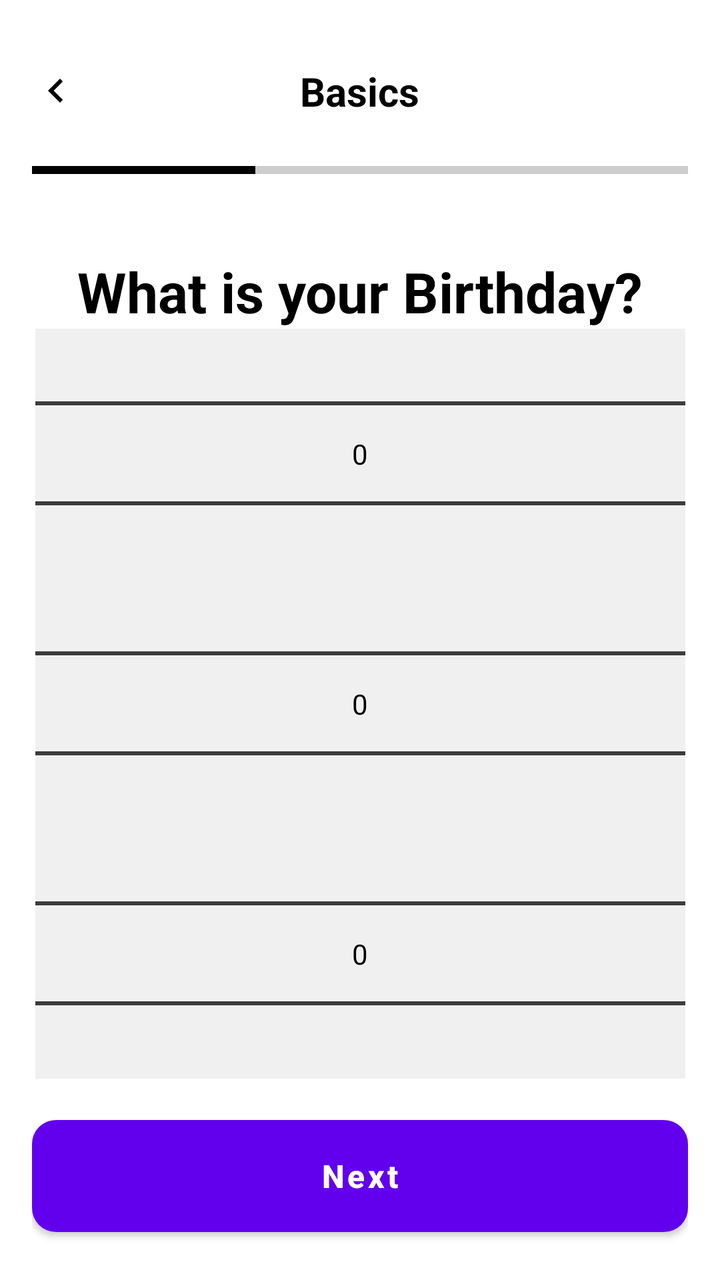
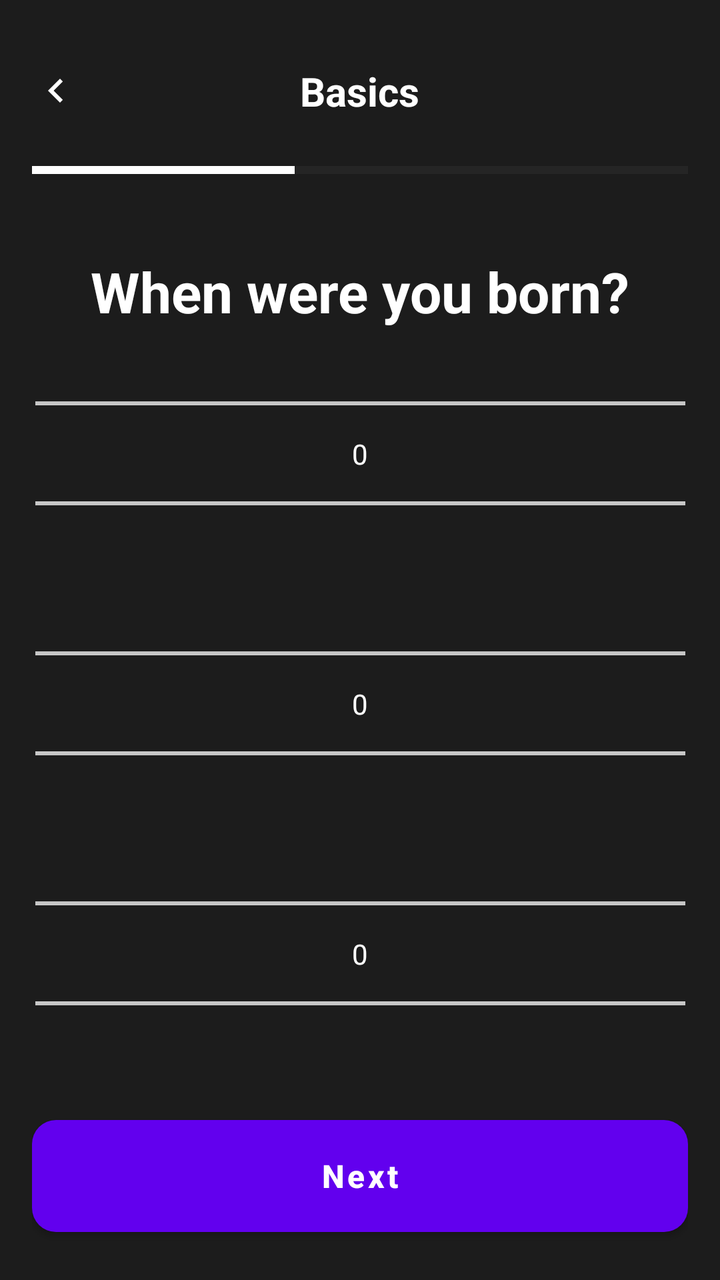

The first picture is an Android layout as it rendered before a commit; the second is the same layout after the commit. The layout source and the unified diff follow.
<!-- AndroidManifest.xml: application theme Theme.fitbite -->
<!-- res/layout/activity_basics_birthday.xml -->
<?xml version="1.0" encoding="utf-8"?>
<androidx.constraintlayout.widget.ConstraintLayout
    xmlns:app="http://schemas.android.com/apk/res-auto"
    xmlns:android="http://schemas.android.com/apk/res/android"
    android:layout_width="match_parent"
    android:layout_height="match_parent"
    android:orientation="vertical"
    android:background="@color/backgroundPrimary"
    android:padding="16dp">

    <RelativeLayout
        android:id="@+id/headerLayout"
        android:layout_width="match_parent"
        android:layout_height="wrap_content"
        android:paddingVertical="16dp"
        app:layout_constraintTop_toTopOf="parent"
        app:layout_constraintStart_toStartOf="parent"
        app:layout_constraintEnd_toEndOf="parent">

        <ImageView
            android:id="@+id/btnBack"
            android:layout_width="24dp"
            android:layout_height="24dp"
            android:layout_alignParentStart="true"
            android:layout_centerVertical="true"
            android:src="@drawable/ic_back_arrow"
	    app:tint="@color/textPrimary"
            android:contentDescription="Back" />

        <TextView
            android:layout_width="wrap_content"
            android:layout_height="wrap_content"
            android:layout_centerInParent="true"
            android:text="Basics"
            android:textColor="@color/textPrimary"
            android:textSize="20sp"
            android:textStyle="bold" />
    </RelativeLayout>

    <ProgressBar
        android:id="@+id/progressBar"
        style="?android:attr/progressBarStyleHorizontal"
        android:layout_width="match_parent"
        android:layout_height="4dp"
        android:layout_marginTop="8dp"
        android:progress="34"
        android:progressTint="@color/textPrimary"
        android:progressBackgroundTint="#404040"
        app:layout_constraintTop_toBottomOf="@id/headerLayout"
        app:layout_constraintStart_toStartOf="parent"
        app:layout_constraintEnd_toEndOf="parent" />

    <TextView
        android:id="@+id/questionText"
        android:layout_width="wrap_content"
        android:layout_height="wrap_content"
        android:layout_marginTop="40dp"
        android:text="What is your Birthday?"
        android:textColor="@color/textPrimary"
        android:textSize="28sp"
        android:textStyle="bold"
        app:layout_constraintTop_toBottomOf="@id/progressBar"
        app:layout_constraintStart_toStartOf="parent"
        app:layout_constraintEnd_toEndOf="parent" />

    <NumberPicker
        android:id="@+id/monthPicker"
        android:layout_width="325dp"
        android:layout_height="125dp"
        android:textColor="@color/textSecondary"
        android:theme="@style/NumberPickerTheme"
        app:layout_constraintEnd_toEndOf="parent"
        app:layout_constraintStart_toStartOf="parent"
        app:layout_constraintTop_toBottomOf="@id/questionText" />

    <NumberPicker
        android:id="@+id/dayPicker"
        android:layout_width="325dp"
        android:layout_height="125dp"
        android:textColor="@color/textPrimary"
        android:theme="@style/NumberPickerTheme"
        app:layout_constraintEnd_toEndOf="parent"
        app:layout_constraintStart_toStartOf="parent"
        app:layout_constraintTop_toBottomOf="@id/monthPicker" />

    <NumberPicker
        android:id="@+id/yearPicker"
        android:layout_width="325dp"
        android:layout_height="125dp"
        android:textColor="@color/textPrimary"
        android:theme="@style/NumberPickerTheme"
        app:layout_constraintEnd_toEndOf="parent"
        app:layout_constraintStart_toStartOf="parent"
        app:layout_constraintTop_toBottomOf="@id/dayPicker" />

    <Button
        android:id="@+id/btnNext"
        android:layout_width="match_parent"
        android:layout_height="56dp"
        android:layout_marginBottom="8dp"
        android:background="@drawable/button_enabled_background"
        android:text="Next"
        android:textAllCaps="false"
        android:textColor="#FFFFFF"
        android:textSize="16sp"
        android:textStyle="bold"
        app:layout_constraintBottom_toBottomOf="parent"
        app:layout_constraintEnd_toEndOf="parent"
        app:layout_constraintHorizontal_bias="0.0"
        app:layout_constraintStart_toStartOf="parent" />

</androidx.constraintlayout.widget.ConstraintLayout>
<!-- resources referenced by this layout -->
<resources>
  <color name="backgroundPrimary">#FFFFFF</color>
  <color name="textPrimary">#000000</color>
  <color name="textSecondary">#666666</color>
  <!-- drawable button_enabled_background (drawable) -->
  <shape xmlns:android="http://schemas.android.com/apk/res/android"
      android:shape="rectangle">
      <solid android:color="#FFFFFF" />
      <corners android:radius="12dp" />
  </shape>
  <!-- drawable ic_back_arrow (drawable) -->
  <vector xmlns:android="http://schemas.android.com/apk/res/android"
      android:width="24dp"
      android:height="24dp"
      android:viewportWidth="24"
      android:viewportHeight="24">
      <path
          android:fillColor="#FFFFFF"
          android:pathData="M15.41,7.41L14,6l-6,6 6,6 1.41,-1.41L10.83,12z"/>
  </vector>
  <style name="NumberPickerTheme" parent="android:Widget">
  	<item name="android:textColorPrimary">@color/textPrimary</item>
      	<item name="android:textColorSecondary">@color/textSecondary</item>
      	<item name="colorControlNormal">@color/textPrimary</item>
      	<item name="android:background">@color/backgroundSecondary</item>
      </style>
  <style name="Theme.fitbite" parent="Theme.MaterialComponents.DayNight.NoActionBar">
          
          <item name="colorPrimary">@color/purple_500</item>
          <item name="colorPrimaryVariant">@color/purple_700</item>
          <item name="colorOnPrimary">@color/white</item>
          
          <item name="colorSecondary">@color/teal_200</item>
          <item name="colorSecondaryVariant">@color/teal_700</item>
          <item name="colorOnSecondary">@color/black</item>
          
          <item name="android:statusBarColor">?attr/colorPrimaryVariant</item>
          
      </style>
  <color name="backgroundSecondary">#F0F0F0</color>
  <color name="purple_500">#FF6200EE</color>
  <color name="purple_700">#FF3700B3</color>
  <color name="white">#FFFFFFFF</color>
  <color name="teal_200">#FF03DAC5</color>
  <color name="teal_700">#FF018786</color>
  <color name="black">#FF000000</color>
</resources>

<!-- the commit's change to res/layout/activity_basics_birthday.xml (unified diff, before → after) -->
@@ -5,7 +5,7 @@
     android:layout_width="match_parent"
     android:layout_height="match_parent"
     android:orientation="vertical"
-    android:background="@color/backgroundPrimary"
+    android:background="#1C1C1C"
     android:padding="16dp">
 
     <RelativeLayout
@@ -24,7 +24,6 @@
             android:layout_alignParentStart="true"
             android:layout_centerVertical="true"
             android:src="@drawable/ic_back_arrow"
-	    app:tint="@color/textPrimary"
             android:contentDescription="Back" />
 
         <TextView
@@ -32,7 +31,7 @@
             android:layout_height="wrap_content"
             android:layout_centerInParent="true"
             android:text="Basics"
-            android:textColor="@color/textPrimary"
+            android:textColor="#FFFFFF"
             android:textSize="20sp"
             android:textStyle="bold" />
     </RelativeLayout>
@@ -43,8 +42,8 @@
         android:layout_width="match_parent"
         android:layout_height="4dp"
         android:layout_marginTop="8dp"
-        android:progress="34"
-        android:progressTint="@color/textPrimary"
+        android:progress="40"
+        android:progressTint="#FFFFFF"
         android:progressBackgroundTint="#404040"
         app:layout_constraintTop_toBottomOf="@id/headerLayout"
         app:layout_constraintStart_toStartOf="parent"
@@ -55,8 +54,8 @@
         android:layout_width="wrap_content"
         android:layout_height="wrap_content"
         android:layout_marginTop="40dp"
-        android:text="What is your Birthday?"
-        android:textColor="@color/textPrimary"
+        android:text="When were you born?"
+        android:textColor="#FFFFFF"
         android:textSize="28sp"
         android:textStyle="bold"
         app:layout_constraintTop_toBottomOf="@id/progressBar"
@@ -67,7 +66,7 @@
         android:id="@+id/monthPicker"
         android:layout_width="325dp"
         android:layout_height="125dp"
-        android:textColor="@color/textSecondary"
+        android:textColor="#FFFFFF"
         android:theme="@style/NumberPickerTheme"
         app:layout_constraintEnd_toEndOf="parent"
         app:layout_constraintStart_toStartOf="parent"
@@ -77,7 +76,7 @@
         android:id="@+id/dayPicker"
         android:layout_width="325dp"
         android:layout_height="125dp"
-        android:textColor="@color/textPrimary"
+        android:textColor="#FFFFFF"
         android:theme="@style/NumberPickerTheme"
         app:layout_constraintEnd_toEndOf="parent"
         app:layout_constraintStart_toStartOf="parent"
@@ -87,7 +86,7 @@
         android:id="@+id/yearPicker"
         android:layout_width="325dp"
         android:layout_height="125dp"
-        android:textColor="@color/textPrimary"
+        android:textColor="#FFFFFF"
         android:theme="@style/NumberPickerTheme"
         app:layout_constraintEnd_toEndOf="parent"
         app:layout_constraintStart_toStartOf="parent"
<!-- resource entries referenced after the edit -->
@@ -1,8 +1,5 @@
 <!-- resources referenced by this layout -->
 <resources>
-  <color name="backgroundPrimary">#FFFFFF</color>
-  <color name="textPrimary">#000000</color>
-  <color name="textSecondary">#666666</color>
   <!-- drawable button_enabled_background (drawable) -->
   <shape xmlns:android="http://schemas.android.com/apk/res/android"
       android:shape="rectangle">
@@ -20,10 +17,10 @@
           android:pathData="M15.41,7.41L14,6l-6,6 6,6 1.41,-1.41L10.83,12z"/>
   </vector>
   <style name="NumberPickerTheme" parent="android:Widget">
-  	<item name="android:textColorPrimary">@color/textPrimary</item>
-      	<item name="android:textColorSecondary">@color/textSecondary</item>
-      	<item name="colorControlNormal">@color/textPrimary</item>
-      	<item name="android:background">@color/backgroundSecondary</item>
+          <item name="android:textColorPrimary">#FFFFFF</item>
+          <item name="android:textColorSecondary">#FFFFFF</item>
+          <item name="colorControlNormal">#FFFFFF</item>
+          <item name="android:background">#1C1C1C</item>
       </style>
   <style name="Theme.fitbite" parent="Theme.MaterialComponents.DayNight.NoActionBar">
           
@@ -38,7 +35,6 @@
           <item name="android:statusBarColor">?attr/colorPrimaryVariant</item>
           
       </style>
-  <color name="backgroundSecondary">#F0F0F0</color>
   <color name="purple_500">#FF6200EE</color>
   <color name="purple_700">#FF3700B3</color>
   <color name="white">#FFFFFFFF</color>
